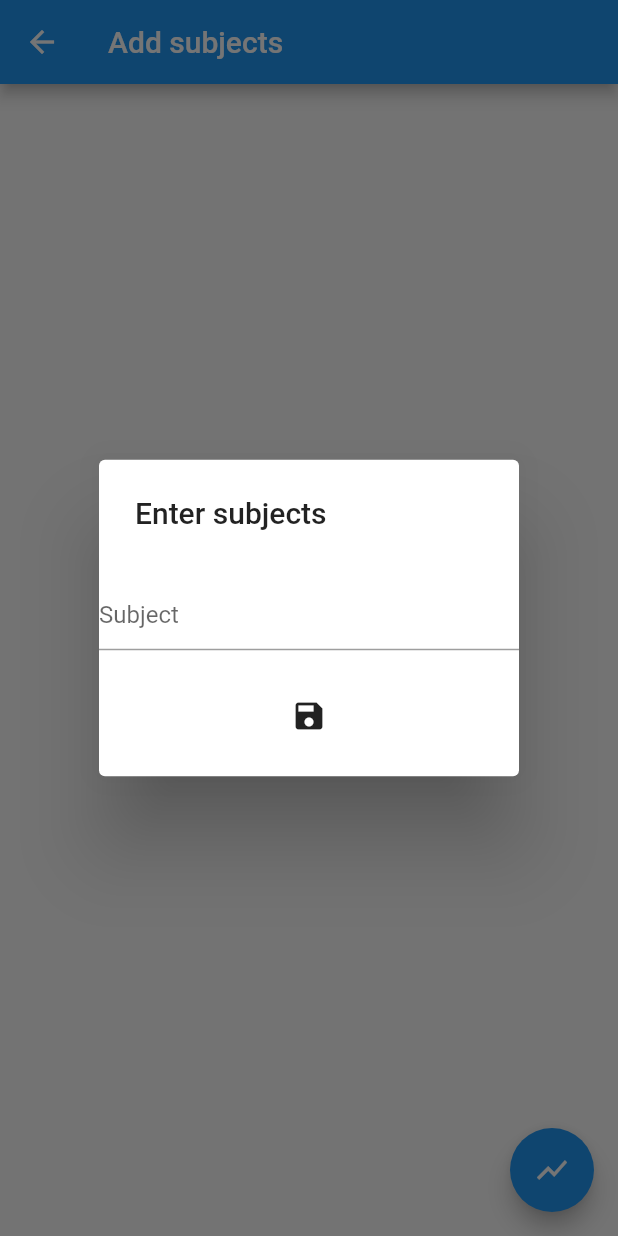
After one commit to nityanandagohain/in-time, a Flutter app: the AddSubject screen opened directly, after a tap on the "show chart" icon, on a phone screen of 412 x 824 dp. The commit adds this screen. Run offline on Flutter 3.47's test engine with Material 2 defaults, Android fonts, the phone set to English and light mode, and no system bars; our stand-ins replace datetime_picker_formfield.

Commit message:
Add subjects and timetable

```diff
--- /dev/null
+++ b/lib/screens/add_subjects.dart
@@ -0,0 +1,85 @@
+import 'package:flutter/material.dart';
+
+class AddSubject extends StatefulWidget {
+
+  @override
+  AddSubjectState createState() {
+    return new AddSubjectState();
+  }
+}
+
+class AddSubjectState extends State<AddSubject> {
+  TextEditingController subjectController = new TextEditingController(text: "");
+
+  List<String> subjectList = new List();
+
+  String subject = "Blank subject";
+
+  BuildContext contextX;
+
+  @override
+  Widget build(BuildContext context) {
+    print(subjectList.length);
+    contextX = context;
+    return Scaffold(
+      appBar: AppBar(
+        title: Text("Add subjects"),
+      ),
+      body: listOfSubjects(),
+      floatingActionButton: FloatingActionButton(
+            onPressed: () async {
+              await showDialog(
+                context: context,
+                child: subjectDialog()
+              );
+            },
+            child: Icon(Icons.show_chart),),
+    );
+  }
+
+  Widget subjectDialog(){
+    return SimpleDialog(
+      title: Text("Enter subjects"),
+      children: <Widget>[
+        SizedBox(height: 20.0,),
+        TextField(
+                  keyboardType: TextInputType.text,
+                  decoration: InputDecoration(
+                    hintText: "Subject"
+                  ),
+
+                  controller: subjectController,
+                  onSubmitted: (x) {
+                    print("Subject: " + x);
+                    subject = x;
+                  },
+
+                ),
+        SizedBox(height: 20.0,),
+        IconButton(
+          icon: Icon(Icons.save),
+          onPressed: (){
+            String x = subjectController.text;
+            subjectList.add(x);
+            Navigator.of(context).pop();
+            setState(() {
+
+                        });
+          },
+
+        )
+      ],
+    );
+  }
+
+  Widget listOfSubjects(){
+    return ListView.builder(
+      itemCount: subjectList.length,
+      itemBuilder: (context, index) {
+        return ListTile(
+          title: Text("${subjectList.length}"),
+        );
+      },
+    );
+  }
+}
--- a/pubspec.yaml
+++ b/pubspec.yaml
@@ -13,6 +13,7 @@ environment:
   sdk: ">=2.0.0-dev.68.0 <3.0.0"
 
 dependencies:
+  datetime_picker_formfield: ^0.1.7
   flutter:
     sdk: flutter
 
```
Also changed, not shown: lib/model/activity_model.dart (added, +16 -0 lines), lib/model/time_table_model.dart (added, +27 -0 lines), lib/screens/enterTimetable.dart (added, +235 -0 lines), lib/screens/homePage.dart (+11 -1 lines), lib/screens/time_table_viewer.dart (added, +38 -0 lines), 1 other file.
